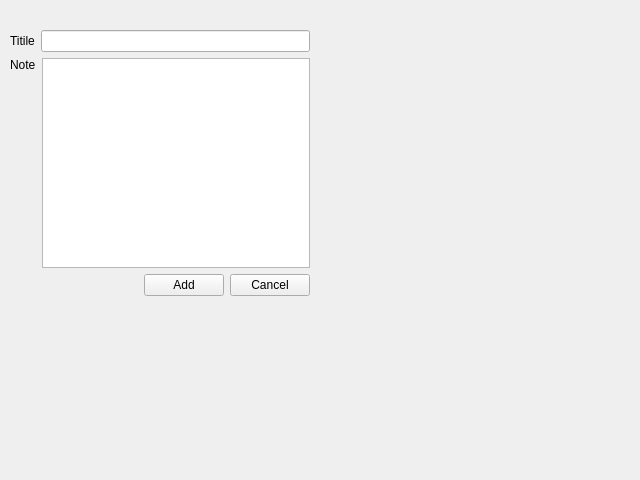
Before: the Qt Designer form src/UI/NoteForm.ui in d4mi/SecureNote, drawn with Qt 5.
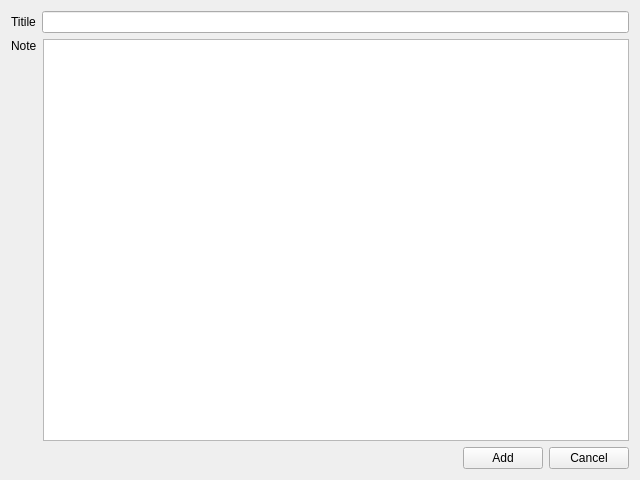
After: the same form once the commit is applied.

```diff
--- a/src/UI/NoteForm.ui
+++ b/src/UI/NoteForm.ui
@@ -13,15 +13,8 @@
   <property name="windowTitle">
    <string>Form</string>
   </property>
-  <widget class="QWidget" name="">
-   <property name="geometry">
-    <rect>
-     <x>10</x>
-     <y>30</y>
-     <width>300</width>
-     <height>266</height>
-    </rect>
-   </property>
+  <layout class="QGridLayout" name="gridLayout">
+   <item row="0" column="0">
    <layout class="QVBoxLayout" name="verticalLayout">
     <item>
      <layout class="QHBoxLayout" name="horizontalLayout_3">
@@ -90,7 +83,8 @@
      </layout>
     </item>
    </layout>
-  </widget>
+   </item>
+  </layout>
  </widget>
  <resources/>
  <connections/>
```
Lines whose indentation alone changed are shown as unchanged.
